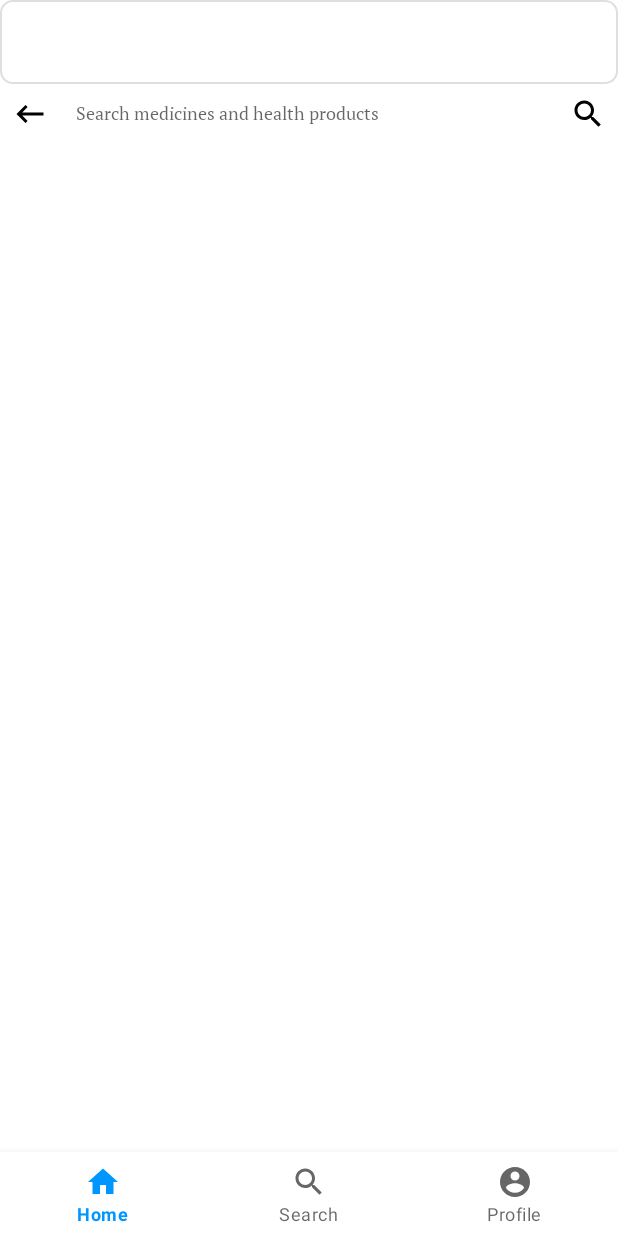
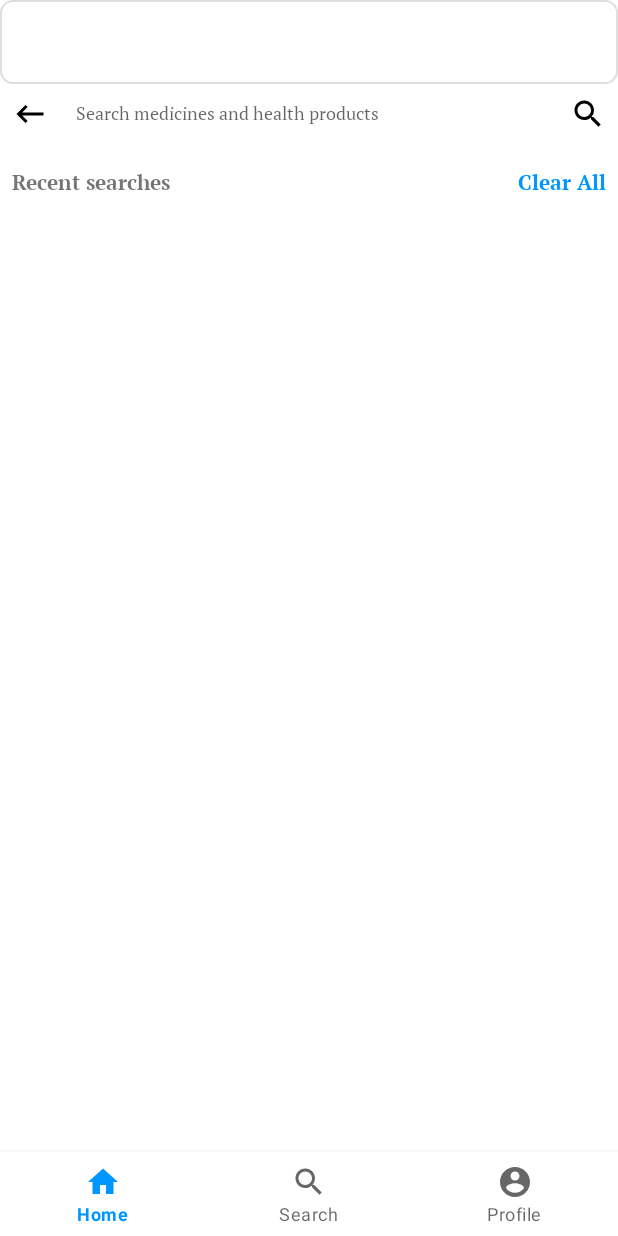
Before and after one commit to poojasharma27/Solbios, an Android app: the SearchFragment screen opened through its navigation route, on a phone screen of 412 x 824 dp. Run offline under Robolectric (Android 15) with nearby library versions, the phone set to English and light mode, and no system bars; our stand-ins replace Dagger/Hilt's generated code, Room's generated code, data binding, navigation-ui; 2 statements that could not run were skipped.

Commit message:
git commit _m"search Data save in room db"

```diff
--- /dev/null
+++ b/app/src/main/java/com/solbios/db/AppDataBase.kt
@@ -0,0 +1,34 @@
+package com.solbios.db
+
+import android.content.Context
+import androidx.room.Database
+import androidx.room.Room
+import androidx.room.RoomDatabase
+import com.solbios.db.entities.SearchData
+import com.solbios.db.entities.SearchEntityRoot
+
+@Database(entities = arrayOf(SearchData::class),version = 2)
+abstract class  AppDataBase : RoomDatabase() {
+
+    abstract fun searchDetailsDao() : SearchDetailsDao
+
+
+    companion object {
+
+        @Volatile private var instance: AppDataBase? = null
+        private val LOCK = Any()
+
+        operator fun invoke(context: Context?)= instance ?: synchronized(LOCK){
+            instance ?: context?.let {
+                buildDatabase(it).also {
+                    instance = it
+                }
+            }
+        }
+
+        private fun buildDatabase(context: Context) = Room.databaseBuilder(context,
+            AppDataBase::class.java, "todo-list.db").allowMainThreadQueries()
+            .fallbackToDestructiveMigration()
+            .build()
+    }
+}
--- /dev/null
+++ b/app/src/main/java/com/solbios/db/SearchDetailsDao.kt
@@ -0,0 +1,23 @@
+package com.solbios.db
+
+import androidx.room.Dao
+import androidx.room.Insert
+import androidx.room.Query
+import com.solbios.db.entities.SearchData
+import com.solbios.db.entities.SearchEntityRoot
+
+@Dao
+interface SearchDetailsDao {
+
+    @Insert
+    suspend fun addDetails(searchData: List<SearchData>)
+    @Insert
+    suspend fun searchAddDetails(searchData: SearchData)
+
+    @Query("SELECT * FROM searchdata")
+   suspend   fun getAllRecentSearch(): List<SearchData?>?
+
+   @Query("DELETE FROM searchdata")
+     suspend  fun deleteAll()
+
+}
--- /dev/null
+++ b/app/src/main/java/com/solbios/ui/adapter/RecentSearchAdapter.kt
@@ -0,0 +1,32 @@
+package com.solbios.ui.adapter
+
+import android.view.LayoutInflater
+import android.view.ViewGroup
+import androidx.recyclerview.widget.RecyclerView
+import com.solbios.databinding.ItemRecentSearchBinding
+import com.solbios.db.entities.SearchData
+
+class RecentSearchAdapter(val list:List<SearchData>):RecyclerView.Adapter<RecentSearchAdapter.ViewHolder>() {
+
+    override fun onCreateViewHolder(
+        parent: ViewGroup,
+        viewType: Int
+    ): RecentSearchAdapter.ViewHolder {
+     val binding=ItemRecentSearchBinding.inflate(LayoutInflater.from(parent.context),parent,false)
+        return RecentSearchAdapter.ViewHolder(binding)
+
+    }
+
+    override fun onBindViewHolder(holder: RecentSearchAdapter.ViewHolder, position: Int) {
+        holder.binding.viewModel=list[position]
+    }
+
+    override fun getItemCount(): Int {
+        return list.size
+    }
+
+    class ViewHolder(val binding:ItemRecentSearchBinding):RecyclerView.ViewHolder(binding.root) {
+
+    }
+
+}
--- a/app/src/main/java/com/solbios/ui/fragment/home/search/SearchFragment.kt
+++ b/app/src/main/java/com/solbios/ui/fragment/home/search/SearchFragment.kt
@@ -14,15 +14,21 @@ import androidx.navigation.Navigation
 import com.firstapp.sharedPreference.SessionManagement
 import com.solbios.R
 import com.solbios.databinding.FragmentSearchBinding
+import com.solbios.db.AppDataBase
+import com.solbios.db.entities.SearchData
+import com.solbios.mapper.toSearchDataEntity
 import com.solbios.model.home.PopularCategoriesRoot
 import com.solbios.model.search.Data
 import com.solbios.model.search.SearchRoot
 import com.solbios.network.ApiState
+import com.solbios.ui.adapter.RecentSearchAdapter
 import com.solbios.ui.adapter.SearchAdapter
 import com.solbios.ui.viewModel.home.searchViewModel.SearchViewModel
 import dagger.hilt.android.AndroidEntryPoint
 import kotlinx.android.synthetic.main.fragment_search.*
 import kotlinx.android.synthetic.main.layout_search_toolbar.*
+import kotlinx.coroutines.CoroutineScope
+import kotlinx.coroutines.Dispatchers
 import kotlinx.coroutines.Job
 import kotlinx.coroutines.flow.collect
 import kotlinx.coroutines.launch
@@ -33,6 +39,8 @@ class SearchFragment : Fragment(),SearchAdapter.OnSearchItemClickListener {
   private var binding:FragmentSearchBinding?=null
   private val viewModel:SearchViewModel by viewModels()
     var sessionManagement: SessionManagement?=null
+    var adapter:RecentSearchAdapter?=null
+
   val searchList= mutableListOf<Data>()
     override fun onCreateView(
         inflater: LayoutInflater,
@@ -48,6 +56,7 @@ class SearchFragment : Fragment(),SearchAdapter.OnSearchItemClickListener {
         super.onViewCreated(view, savedInstanceState)
         sessionManagement= context?.let { SessionManagement(it) }
         setToolbar()
+        recentSearchRelativeLayout.visibility=View.VISIBLE
 
 
     }
@@ -60,8 +69,17 @@ class SearchFragment : Fragment(),SearchAdapter.OnSearchItemClickListener {
         searchViewEditText.addTextChangedListener {
             searchList.clear()
             viewModel.getSearch("Bearer"+" "+sessionManagement?.getToken(),it.toString())
+            recentSearchRelativeLayout.visibility=View.INVISIBLE
         }
         startJob()
+        getRecentSearch()
+        clearAllTextView.setOnClickListener {
+            CoroutineScope(Dispatchers.Main).launch {
+                AppDataBase.invoke(context)?.clearAllTables()
+                adapter?.notifyDataSetChanged()
+
+            }
+        }
     }
 
     lateinit var searchJob: Job
@@ -106,7 +124,48 @@ class SearchFragment : Fragment(),SearchAdapter.OnSearchItemClickListener {
     }
 
     override fun searchItemClickListener(view: View, position: Int) {
+        searchDb(position)
         Navigation.findNavController(view).navigate(SearchFragmentDirections.actionSearchFragmentToProductListDescription(searchList[position].id))
+    }
+  // list Add in Db code
+    private fun updateDb(){
+        CoroutineScope(Dispatchers.Main).launch {
+
+            val searchEntityList = mutableListOf<SearchData>()
+            for (item in searchList) {
+                searchEntityList.add(item.toSearchDataEntity())
+            }
+            context?.let {
+                val SearchDataEntity = AppDataBase.invoke(it)?.searchDetailsDao()
+                    ?.addDetails(searchEntityList)
+
+                Log.d("articleEntity", SearchDataEntity.toString())
+            }
+
+        }
+    }
+
+    private fun searchDb(position:Int){
+        val searchEntity=SearchData(searchList[position].id,searchList[position].image,searchList[position].sub_title,searchList[position].title)
+        CoroutineScope(Dispatchers.Main).launch {
+            context?.let {
+                val searchDataEntity = AppDataBase.invoke(it)?.searchDetailsDao()
+                    ?.searchAddDetails(searchEntity)
+
+                Log.d("articleEntity", searchDataEntity.toString())
+            }
+        }
+    }
+
+    private fun getRecentSearch(){
+        CoroutineScope(Dispatchers.Main).launch {
+                val searchDataEntity = AppDataBase.invoke(context)?.searchDetailsDao()
+                    ?.getAllRecentSearch()
+                  adapter=RecentSearchAdapter(searchDataEntity as List<SearchData>)
+                 recentSearchRecyclerView.adapter=adapter
+                Log.d("articleEntity", searchDataEntity.toString())
+
+        }
     }
 
 
--- a/app/src/main/res/layout/fragment_search.xml
+++ b/app/src/main/res/layout/fragment_search.xml
@@ -24,6 +24,42 @@
             android:orientation="vertical"
             app:layout_constraintTop_toTopOf="parent"
             android:layout_marginTop="@dimen/margin48"/>
+     <RelativeLayout
+         android:id="@+id/recentSearchRelativeLayout"
+         android:layout_width="match_parent"
+         android:layout_height="wrap_content"
+         android:layout_marginTop="@dimen/margin48"
+         app:layout_constraintTop_toTopOf="parent">
+         <TextView
+             android:id="@+id/recentTextView"
+             android:layout_width="wrap_content"
+             android:layout_height="wrap_content"
+             android:text="@string/recent_searches"
+             android:layout_margin="@dimen/margin8"
+             android:fontFamily="@font/p_bold"
+             />
+       <TextView
+             android:id="@+id/clearAllTextView"
+             android:layout_width="wrap_content"
+             android:layout_height="wrap_content"
+             android:text="@string/clear_all"
+           android:layout_alignParentEnd="true"
+           android:layout_margin="@dimen/margin8"
+             android:fontFamily="@font/p_bold"
+           android:textColor="@color/purple_500"
+             />
+
+
+         <androidx.recyclerview.widget.RecyclerView
+             android:id="@+id/recentSearchRecyclerView"
+             android:layout_width="match_parent"
+             android:layout_height="wrap_content"
+             app:layoutManager="androidx.recyclerview.widget.LinearLayoutManager"
+             android:orientation="vertical"
+             android:layout_below="@id/recentTextView"
+            />
+     </RelativeLayout>
+
 
 
         <ImageView
--- a/app/src/main/res/values/strings.xml
+++ b/app/src/main/res/values/strings.xml
@@ -137,5 +137,7 @@
     <string name="shipping_address">Shipping Address:</string>
     <string name="order_details">Order Details</string>
     <string name="no_order_found">No Order Found</string>
+    <string name="recent_searches">Recent searches</string>
+    <string name="clear_all">Clear All</string>
 
 </resources>
```
Also changed, not shown: app/build.gradle (+7 -0 lines), app/src/main/java/com/solbios/db/entities/GetBrand.kt (added, +10 -0 lines), app/src/main/java/com/solbios/db/entities/GetCategory.kt (added, +10 -0 lines), app/src/main/java/com/solbios/db/entities/SearchData.kt (added, +33 -0 lines), app/src/main/java/com/solbios/db/entities/SearchEntityRoot.kt (added, +16 -0 lines), app/src/main/java/com/solbios/mapper/NetworkMapper.kt (added, +23 -0 lines), app/src/main/res/layout/item_recent_search.xml (added, +43 -0 lines).
